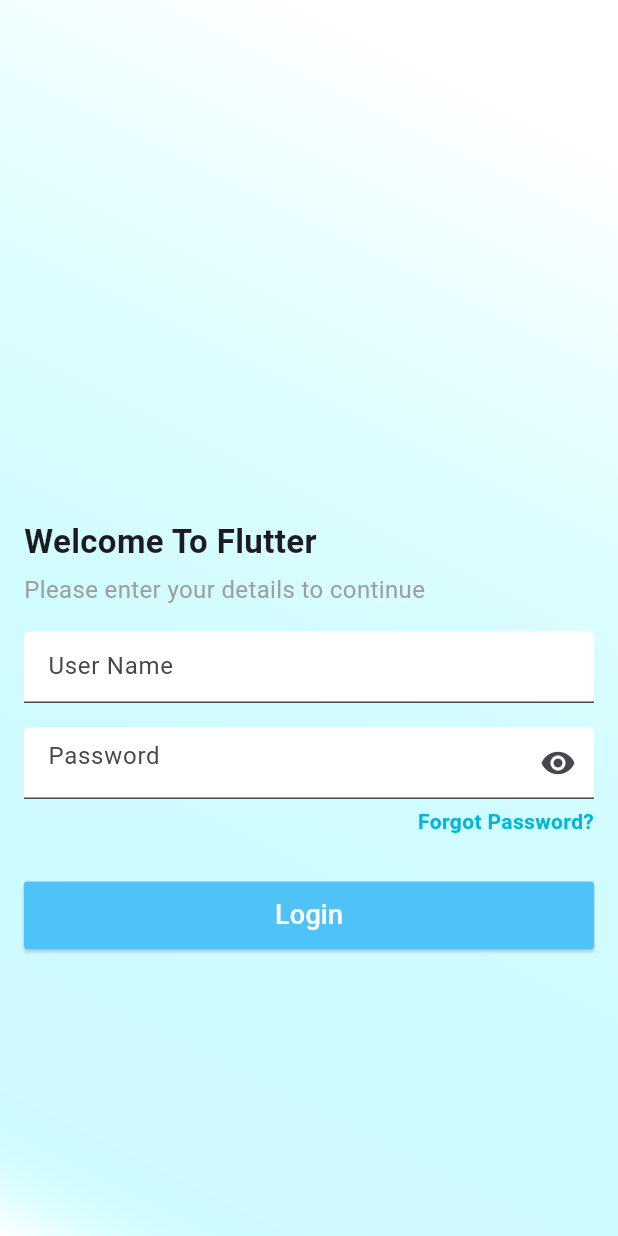
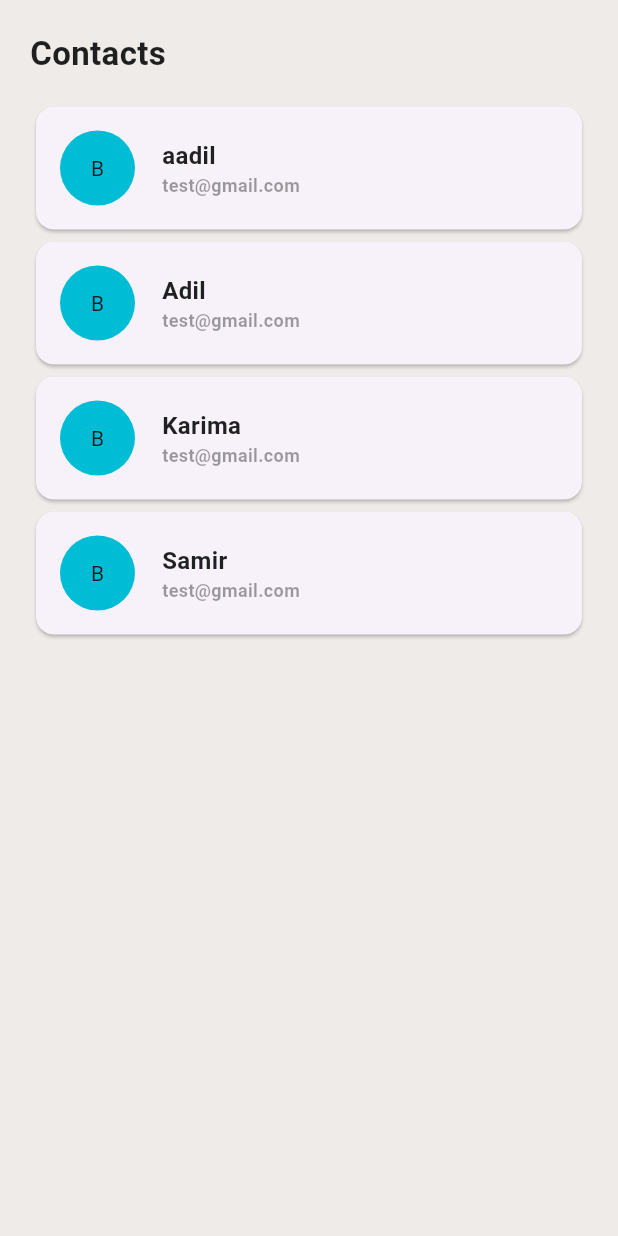
Before and after one commit to SaifulIslam123/cognizant_assessment, a Flutter app: the screen it shows after launch, after a tap on "Login", on a phone screen of 412 x 824 dp. Run offline on Flutter 3.47's test engine with Material 3 defaults, Android fonts, the phone set to English and light mode, and no system bars; our stand-ins replace get.

Commit message:
Contact list show

```diff
--- a/lib/main.dart
+++ b/lib/main.dart
@@ -1,8 +1,9 @@
 import 'package:cognizant_assessment/routes/LoginRoute.dart';
 import 'package:flutter/material.dart';
+import 'package:get/get.dart';
 
 void main() {
-  runApp(const MyApp());
+  runApp(const GetMaterialApp(home: MyApp(),));
 }
 
 class MyApp extends StatelessWidget {
--- /dev/null
+++ b/lib/routes/ContactsRoute.dart
@@ -0,0 +1,86 @@
+import 'package:flutter/material.dart';
+
+class ContactsRoute extends StatelessWidget {
+  const ContactsRoute({super.key});
+
+  @override
+  Widget build(BuildContext context) {
+    final mediaQuery = MediaQuery.of(context);
+    final List<String> entries = <String>['Samir', 'Karima', 'Adil', 'aadil'];
+    entries.sort((a, b) => a.toUpperCase().compareTo(b.toUpperCase()));
+
+    return SafeArea(
+        child: Scaffold(
+      body: Container(
+        height: mediaQuery.size.height,
+        width: mediaQuery.size.width,
+        color: const Color(0xFFEFEBE9),
+        padding: const EdgeInsets.all(20),
+        child: Column(
+          crossAxisAlignment: CrossAxisAlignment.start,
+          children: [
+            const Text(
+              'Contacts',
+              style: TextStyle(
+                  fontWeight: FontWeight.bold,
+                  color: Colors.black87,
+                  fontSize: 22),
+            ),
+            const SizedBox(height: 16),
+            Expanded(
+                child: ListView.builder(
+                    itemCount: entries.length,
+                    itemBuilder: (BuildContext context, int index) {
+                      return Card(
+                        child: Row(
+                          mainAxisAlignment: MainAxisAlignment.start,
+                          children: [
+                            Container(
+                              margin: const EdgeInsets.all(16),
+                              width: 50,
+                              height: 50,
+                              alignment: Alignment.center,
+                              decoration: BoxDecoration(
+                                  borderRadius: BorderRadius.circular(30),
+                                  color: Colors.cyan),
+                              child: const Text('B'),
+                            ),
+                            Expanded(
+                              child: Container(
+                                margin: const EdgeInsets.only(
+                                    left: 2, right: 16, top: 16, bottom: 16),
+                                child: Column(
+                                  crossAxisAlignment: CrossAxisAlignment.start,
+                                  children: [
+                                    Text(
+                                      entries[index],
+                                      maxLines: 1,
+                                      overflow: TextOverflow.ellipsis,
+                                      style: TextStyle(
+                                          color: Colors.black87,
+                                          fontSize: 16,
+                                          fontWeight: FontWeight.bold),
+                                    ),
+                                    Text(
+                                      'test@gmail.com',
+                                      maxLines: 1,
+                                      overflow: TextOverflow.ellipsis,
+                                      style: TextStyle(
+                                          color: Colors.black38,
+                                          fontSize: 12,
+                                          fontWeight: FontWeight.bold),
+                                    )
+                                  ],
+                                ),
+                              ),
+                            )
+                          ],
+                        ),
+                      );
+                    }))
+          ],
+        ),
+      ),
+    ));
+  }
+}
--- a/lib/routes/LoginRoute.dart
+++ b/lib/routes/LoginRoute.dart
@@ -1,4 +1,6 @@
+import 'package:cognizant_assessment/routes/ContactsRoute.dart';
 import 'package:flutter/material.dart';
+import 'package:get/get.dart';
 
 class LoginRoute extends StatefulWidget {
   const LoginRoute({super.key});
@@ -19,7 +21,7 @@ class _LoginState extends State<LoginRoute> {
       child: Scaffold(
         resizeToAvoidBottomInset: false,
         body: Container(
-          decoration: BoxDecoration(
+          decoration: const BoxDecoration(
               gradient: LinearGradient(
                   begin: Alignment.topRight,
                   end: Alignment.bottomLeft,
@@ -109,7 +111,9 @@ class _LoginState extends State<LoginRoute> {
                                 style: TextStyle(
                                     fontSize: 18, color: Colors.white),
                               ),
-                              onPressed: () {},
+                              onPressed: () {
+                                Get.to(ContactsRoute());
+                              },
                             ),
                           )
                         ],
--- a/pubspec.yaml
+++ b/pubspec.yaml
@@ -30,6 +30,7 @@ environment:
 dependencies:
   flutter:
     sdk: flutter
+  get: ^4.6.6
 
 
   # The following adds the Cupertino Icons font to your application.
```
Also changed, not shown: pubspec.lock.
